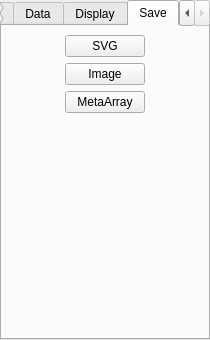
This is plotConfigTemplate.ui in pyqtgraph/pyqtgraph as Qt 5 draws it before an edit. The edited form follows.
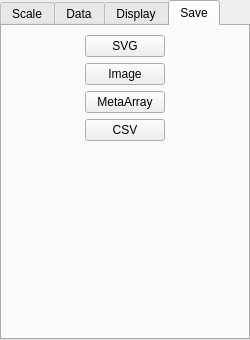
This is the edited form. The open tabs and pages were chosen to show the change.

Commit message: merged many changes in from acq4:  - added vertical lines / regions for plots  - added gradient editor widget  - many bugfixes  - cleaned up imageview a bit

```diff
--- a/plotConfigTemplate.ui
+++ b/plotConfigTemplate.ui
@@ -6,7 +6,7 @@
    <rect>
     <x>0</x>
     <y>0</y>
-    <width>210</width>
+    <width>250</width>
     <height>340</height>
    </rect>
   </property>
@@ -514,6 +514,13 @@
            </property>
           </widget>
          </item>
+         <item row="3" column="0">
+          <widget class="QPushButton" name="saveCsvBtn">
+           <property name="text">
+            <string>CSV</string>
+           </property>
+          </widget>
+         </item>
         </layout>
        </item>
        <item row="0" column="2">
```
Left out of the diff: 5 changed lines with no effect on the pictures. The commit also changes 17 other files.
